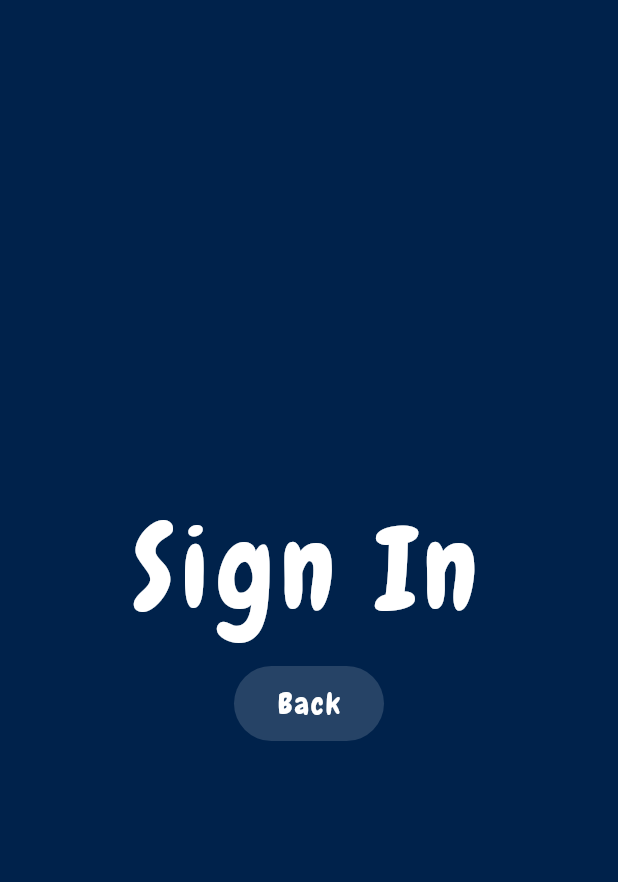
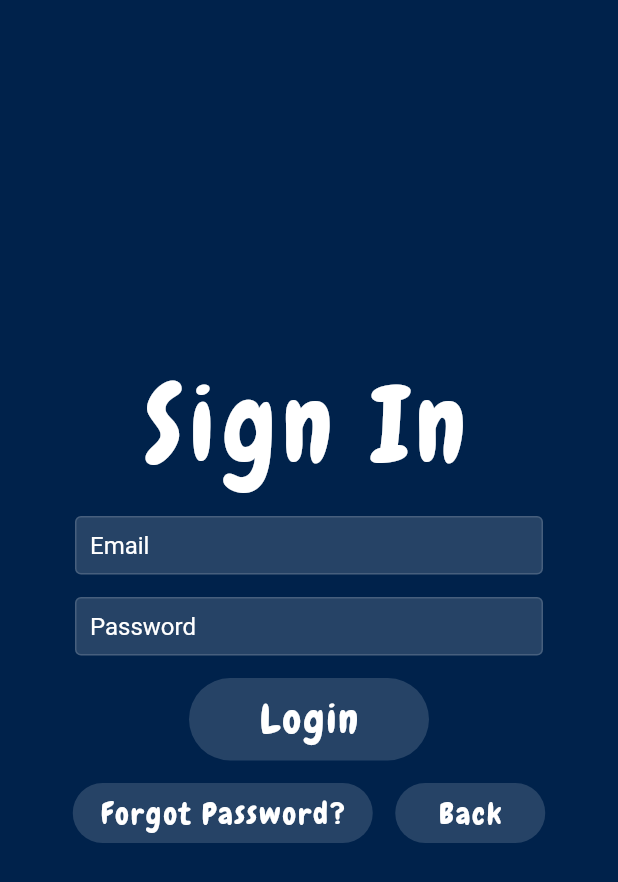
Before and after one commit to ruiqi7/study_wyth_me, a Flutter app: the screen it shows after launch, after a tap on "Welcome Back!", on a phone screen of 412 x 824 dp. Shown: the top 882 px of the screen. Run offline on Flutter 3.47's test engine with Material 2 defaults, Android fonts, the phone set to English and light mode, and no system bars; our stand-ins replace firebase_auth, firebase_core; accounts and stored records are empty.

Commit message:
Firebase Authentication

```diff
--- a/study_wyth_me/lib/main.dart
+++ b/study_wyth_me/lib/main.dart
@@ -1,11 +1,10 @@
 import 'package:flutter/material.dart';
 import 'package:firebase_core/firebase_core.dart';
+import 'package:provider/provider.dart';
+import 'package:study_wyth_me/models/custom_user.dart';
+import 'package:study_wyth_me/pages/authentication_wrapper.dart';
+import 'package:study_wyth_me/services/authentication.dart';
 import 'firebase_options.dart';
-import 'models/constants.dart';
-import 'models/custom_text_widgets.dart';
-import 'pages/sign_in_page.dart';
-import 'pages/sign_up_page.dart';
-import 'pages/about_page.dart';
 
 void main() async {
   WidgetsFlutterBinding.ensureInitialized();
@@ -21,88 +20,12 @@ class App extends StatelessWidget {
   // Root of App
   @override
   Widget build(BuildContext context) {
-    return const MaterialApp(
-      title: 'Flutter App',
-      home: HomePage(),
-    );
-  }
-}
-
-class HomePage extends StatelessWidget {
-  const HomePage({Key? key}) : super(key: key);
-
-  final double buttonWidth = 300;
-  final double buttonHeight = 80;
-  static ButtonStyle buttonStyle = TextButton.styleFrom(
-    padding: const EdgeInsets.all(16.0),
-    primary: Colors.white,
-    textStyle: const TextStyle(
-        fontSize: 33.0,
-        color: Colors.white,
-        letterSpacing: 1.5,
-        fontFamily: 'Chewy'
-    ),
-  );
-
-  @override
-  Widget build(BuildContext context) {
-    return Scaffold(
-      backgroundColor: darkBlueBackground,
-      body: Center(
-        child: Column(
-          mainAxisAlignment: MainAxisAlignment.center,
-          children: <Widget> [
-            const ChewyHeaderText(text: 'Study Wyth Me'),
-            const SizedBox(height: 45),
-            Container(
-              width: buttonWidth,
-              height: buttonHeight,
-              decoration: smallRadiusRoundedBox,
-              child: TextButton(
-                style: buttonStyle,
-                child: const Text('Welcome Back!'),
-                onPressed: () {
-                  Navigator.push(
-                    context,
-                    MaterialPageRoute(builder: (context) => const SignInPage()),
-                  );
-                },
-              ),
-            ),
-            gapBox,
-            Container(
-              width: buttonWidth,
-              height: buttonHeight,
-              decoration: smallRadiusRoundedBox,
-              child: TextButton(
-                style: buttonStyle,
-                child: const Text('I\'m new here!'),
-                onPressed: () {
-                  Navigator.push(
-                    context,
-                    MaterialPageRoute(builder: (context) => const SignUpPage()),
-                  );
-                },
-              ),
-            ),
-            gapBox,
-            Container(
-              width: buttonWidth,
-              height: buttonHeight,
-              decoration: smallRadiusRoundedBox,
-              child: TextButton(
-                style: buttonStyle,
-                child: const Text('About'),
-                onPressed: () {
-                  Navigator.push(
-                    context,
-                    MaterialPageRoute(builder: (context) => const AboutPage()),
-                  );
-                },
-              ),
-            ),
-          ],
-        )
+    return StreamProvider<CustomUser?>.value(
+      value: Authentication().usersStream,
+      initialData: null,
+      child: const MaterialApp(
+        title: 'Flutter App',
+        home: AuthenticationWrapper(),
       ),
     );
   }
--- a/study_wyth_me/lib/models/constants.dart
+++ b/study_wyth_me/lib/models/constants.dart
@@ -1,27 +1,28 @@
 import 'package:flutter/material.dart';
 
 const darkBlueBackground = Color.fromRGBO(0, 34, 75, 1.0);
+const translucent = Color.fromRGBO(255, 255, 255, 0.15);
 
 const SizedBox gapBox = SizedBox(height: 15);
 
 const BoxDecoration smallRadiusRoundedBox = BoxDecoration(
   borderRadius: BorderRadius.all(Radius.circular(10)),
-  color: Color.fromRGBO(255, 255, 255, 0.15),
+  color: translucent,
 );
 
 const BoxDecoration largeRadiusRoundedBox = BoxDecoration(
   borderRadius: BorderRadius.all(Radius.circular(30)),
-  color: Color.fromRGBO(255, 255, 255, 0.15),
+  color: translucent,
 );
 
 backButton(context) => Container(
   width: 100,
-  height: 50,
+  height: 40,
   decoration: largeRadiusRoundedBox,
   child: TextButton(
     child: const Text('Back'),
     style: TextButton.styleFrom(
-      padding: const EdgeInsets.all(10.0),
+      padding: const EdgeInsets.all(5.0),
       primary: Colors.white,
       textStyle: const TextStyle(
           fontSize: 20.0,
@@ -35,3 +36,22 @@ backButton(context) => Container(
     },
   ),
 );
+
+const InputDecoration formFieldDeco = InputDecoration(
+  fillColor: translucent,
+  filled: true,
+  hintStyle: TextStyle(color: Colors.white),
+  enabledBorder: OutlineInputBorder(
+    borderSide: BorderSide(
+      color: translucent,
+    ),
+  ),
+  focusedBorder: OutlineInputBorder(
+    borderSide: BorderSide(
+      color: Colors.white,
+      width: 2.0,
+    ),
+  ),
+  isDense: true,
+  contentPadding: EdgeInsets.all(10.0),
+);
--- a/study_wyth_me/lib/models/custom_text_widgets.dart
+++ b/study_wyth_me/lib/models/custom_text_widgets.dart
@@ -12,15 +12,18 @@ class ChewyHeaderText extends StatelessWidget {
 
   @override
   Widget build(BuildContext context) {
-    return Text(
+    return Padding(
+      padding: const EdgeInsets.symmetric(horizontal: 40.0),
+      child: Text(
         text,
         textAlign: TextAlign.center,
         style: const TextStyle(
-        fontSize: 76.0,
+          fontSize: 70.0,
           letterSpacing: 5.0,
           color: Colors.white,
           fontFamily: 'Chewy'
         ),
+      ),
     );
   }
 }
--- /dev/null
+++ b/study_wyth_me/lib/models/custom_user.dart
@@ -0,0 +1,5 @@
+class CustomUser {
+  final String uid;
+
+  CustomUser({ required this.uid });
+}
--- a/study_wyth_me/lib/pages/about_page.dart
+++ b/study_wyth_me/lib/pages/about.dart
@@ -2,8 +2,8 @@ import 'package:flutter/material.dart';
 import 'package:study_wyth_me/models/constants.dart';
 import 'package:study_wyth_me/models/custom_text_widgets.dart';
 
-class AboutPage extends StatelessWidget {
-  const AboutPage({Key? key}) : super(key: key);
+class About extends StatelessWidget {
+  const About({Key? key}) : super(key: key);
 
   @override
   Widget build(BuildContext context) {
--- /dev/null
+++ b/study_wyth_me/lib/pages/authentication_wrapper.dart
@@ -0,0 +1,21 @@
+import 'package:flutter/material.dart';
+import 'package:provider/provider.dart';
+import 'package:study_wyth_me/models/custom_user.dart';
+import 'package:study_wyth_me/pages/home.dart';
+import 'package:study_wyth_me/pages/main_menu.dart';
+
+// direct to the MainMenu() or Home() depending on whether user is signed in
+class AuthenticationWrapper extends StatelessWidget {
+  const AuthenticationWrapper({Key? key}) : super(key: key);
+
+  @override
+  Widget build(BuildContext context) {
+    final CustomUser? customUser = Provider.of<CustomUser?>(context);
+
+    if (customUser == null) { // user is signed out
+      return const MainMenu();
+    } else {
+      return const Home(); // change to Home() later
+    }
+  }
+}
--- /dev/null
+++ b/study_wyth_me/lib/pages/main_menu.dart
@@ -0,0 +1,86 @@
+import 'package:flutter/material.dart';
+import 'package:study_wyth_me/models/constants.dart';
+import 'package:study_wyth_me/models/custom_text_widgets.dart';
+import 'package:study_wyth_me/pages/about.dart';
+import 'package:study_wyth_me/pages/sign_in.dart';
+import 'package:study_wyth_me/pages/sign_up.dart';
+
+class MainMenu extends StatelessWidget {
+  const MainMenu({Key? key}) : super(key: key);
+
+  final double buttonWidth = 300;
+  final double buttonHeight = 80;
+  static ButtonStyle buttonStyle = TextButton.styleFrom(
+    padding: const EdgeInsets.all(16.0),
+    primary: Colors.white,
+    textStyle: const TextStyle(
+      fontSize: 33.0,
+      color: Colors.white,
+      letterSpacing: 1.5,
+      fontFamily: 'Chewy'
+    ),
+  );
+
+  @override
+  Widget build(BuildContext context) {
+    return Scaffold(
+      backgroundColor: darkBlueBackground,
+      body: Center(
+        child: Column(
+          mainAxisAlignment: MainAxisAlignment.center,
+          children: <Widget> [
+            const ChewyHeaderText(text: 'Study Wyth Me'),
+            const SizedBox(height: 45),
+            Container(
+              width: buttonWidth,
+              height: buttonHeight,
+              decoration: smallRadiusRoundedBox,
+              child: TextButton(
+                style: buttonStyle,
+                child: const Text('Welcome Back!'),
+                onPressed: () {
+                  Navigator.push(
+                    context,
+                    MaterialPageRoute(builder: (context) => const SignIn()),
+                  );
+                },
+              ),
+            ),
+            gapBox,
+            Container(
+              width: buttonWidth,
+              height: buttonHeight,
+              decoration: smallRadiusRoundedBox,
+              child: TextButton(
+                style: buttonStyle,
+                child: const Text('I\'m new here!'),
+                onPressed: () {
+                  Navigator.push(
+                    context,
+                    MaterialPageRoute(builder: (context) => const SignUp()),
+                  );
+                },
+              ),
+            ),
+            gapBox,
+            Container(
+              width: buttonWidth,
+              height: buttonHeight,
+              decoration: smallRadiusRoundedBox,
+              child: TextButton(
+                style: buttonStyle,
+                child: const Text('About'),
+                onPressed: () {
+                  Navigator.push(
+                    context,
+                    MaterialPageRoute(builder: (context) => const About()),
+                  );
+                },
+              ),
+            ),
+          ],
+        )
+      ),
+    );
+  }
+}
--- /dev/null
+++ b/study_wyth_me/lib/pages/sign_in.dart
@@ -0,0 +1,135 @@
+import 'package:flutter/material.dart';
+import 'package:study_wyth_me/models/constants.dart';
+import 'package:study_wyth_me/models/custom_text_widgets.dart';
+import 'package:study_wyth_me/models/custom_user.dart';
+import 'package:study_wyth_me/services/authentication.dart';
+
+class SignIn extends StatefulWidget {
+  const SignIn({Key? key}) : super(key: key);
+
+  @override
+  State<SignIn> createState() => _SignInState();
+}
+
+class _SignInState extends State<SignIn> {
+
+  final Authentication _authenticate = Authentication();
+  final GlobalKey<FormState> _formKey = GlobalKey<FormState>();
+
+  // values of the form fields
+  String email = '';
+  String password = '';
+
+  // invalid sign in error message
+  String error = '';
+
+  @override
+  Widget build(BuildContext context) {
+    return Scaffold(
+      backgroundColor: darkBlueBackground,
+      body: SafeArea(
+        child: Center(
+          child: Column(
+            mainAxisAlignment: MainAxisAlignment.center,
+            children: <Widget> [
+              const ChewyHeaderText(text: 'Sign In'),
+              gapBox,
+              Form(
+                key: _formKey,
+                child: Container(
+                  padding: const EdgeInsets.symmetric(horizontal: 50.0),
+                  child: Column(
+                    children: <Widget>[
+                      TextFormField( // email
+                        decoration: formFieldDeco.copyWith(hintText: 'Email'),
+                        validator: (value) => value!.isEmpty ? 'Enter your email' : null,
+                        onChanged: (value) {
+                          setState(() => email = value);
+                        },
+                      ),
+                      gapBox,
+                      TextFormField( // password
+                        decoration: formFieldDeco.copyWith(hintText: 'Password'),
+                        obscureText: true,
+                        validator: (value) => value!.isEmpty ? 'Enter your password' : null,
+                        onChanged: (value) {
+                          setState(() => password = value);
+                        },
+                      )
+                    ],
+                  ),
+                ),
+              ),
+              gapBox,
+              Container(
+                width: 160,
+                height: 55,
+                decoration: largeRadiusRoundedBox,
+                child: TextButton(
+                  style: TextButton.styleFrom(
+                    padding: const EdgeInsets.all(5.0),
+                    primary: Colors.white,
+                    textStyle: const TextStyle(
+                      fontSize: 27.5,
+                      color: Colors.white,
+                      letterSpacing: 1.5,
+                      fontFamily: 'Chewy'
+                    ),
+                  ),
+                  child: const Text('Login'),
+                  onPressed: () async {
+                    if (_formKey.currentState!.validate()) {
+                      CustomUser? result = await _authenticate.customSignIn(email, password);
+                      if (result == null) {
+                        setState(() => error = 'Invalid email and / or password.');
+                      } else {
+                        Navigator.pop(context);
+                      }
+                    }
+                  },
+                ),
+              ),
+              gapBox,
+              Row(
+                mainAxisAlignment: MainAxisAlignment.center,
+                children: <Widget> [
+                  Container(
+                    width: 200,
+                    height: 40,
+                    decoration: largeRadiusRoundedBox,
+                    child: TextButton(
+                      child: const Text('Forgot Password?'),
+                      style: TextButton.styleFrom(
+                        padding: const EdgeInsets.all(5.0),
+                        primary: Colors.white,
+                        textStyle: const TextStyle(
+                          fontSize: 20.0,
+                          color: Colors.white,
+                          letterSpacing: 1.5,
+                          fontFamily: 'Chewy'
+                      ),
+                      ),
+                      onPressed: () {
+                        // navigate to forgot password page
+                      },
+                    ),
+                  ),
+                  const SizedBox(width: 15.0),
+                  backButton(context)
+                ],
+              ),
+              const SizedBox(height: 10.0),
+              Text(
+                error,
+                style: const TextStyle(
+                  color: Colors.red,
+                  fontSize: 12.0,
+                ),
+              )
+            ],
+          ),
+        ),
+      ),
+    );
+  }
+}
--- a/study_wyth_me/lib/pages/sign_in_page.dart
+++ /dev/null
@@ -1,25 +0,0 @@
-import 'package:flutter/material.dart';
-import 'package:study_wyth_me/models/constants.dart';
-import 'package:study_wyth_me/models/custom_text_widgets.dart';
-
-// feel free to convert it to a Stateful Widget when necessary
-class SignInPage extends StatelessWidget {
-  const SignInPage({Key? key}) : super(key: key);
-
-  @override
-  Widget build(BuildContext context) {
-    return Scaffold(
-      backgroundColor: darkBlueBackground,
-      body: Center(
-        child: Column (
-          mainAxisAlignment: MainAxisAlignment.center,
-          children: <Widget> [
-            const ChewyHeaderText(text: 'Sign In'),
-            gapBox,
-            backButton(context)
-          ]
-        )
-      ),
-    );
-  }
-}
--- /dev/null
+++ b/study_wyth_me/lib/services/authentication.dart
@@ -0,0 +1,46 @@
+import 'package:firebase_auth/firebase_auth.dart';
+import 'package:study_wyth_me/models/custom_user.dart';
+
+class Authentication {
+
+  final FirebaseAuth _authenticate = FirebaseAuth.instance;
+
+  // create CustomUser based on Firebase's User
+  CustomUser? _getCustomUser(User? user) {
+    return user != null ? CustomUser(uid: user.uid) : null;
+  }
+
+  // stream of users whenever there is a change in authentication
+  Stream<CustomUser?> get usersStream {
+    return _authenticate.authStateChanges().map(_getCustomUser);
+  }
+
+  // sign up
+  Future customSignUp(String email, String username, String password) async {
+    try {
+      UserCredential result = await _authenticate.createUserWithEmailAndPassword(email: email, password: password);
+      return _getCustomUser(result.user);
+    } catch (exception) {
+      return null;
+    }
+  }
+
+  // sign in
+  Future customSignIn(String email, String password) async {
+    try {
+      UserCredential result = await _authenticate.signInWithEmailAndPassword(email: email, password: password);
+      return _getCustomUser(result.user);
+    } catch (exception) {
+      return null;
+    }
+  }
+
+  // sign out
+  Future customSignOut() async {
+    try {
+      return await _authenticate.signOut();
+    } catch (exception) {
+      return null;
+    }
+  }
+}
--- a/study_wyth_me/pubspec.yaml
+++ b/study_wyth_me/pubspec.yaml
@@ -38,6 +38,7 @@ dependencies:
   firebase_auth: ^3.3.18
   cloud_firestore: ^3.1.15
   firebase_storage: ^10.2.16
+  provider: ^6.0.2
 
 dev_dependencies:
   flutter_test:
```
Also changed, not shown: study_wyth_me/lib/pages/home.dart (added, +30 -0 lines), study_wyth_me/lib/pages/sign_up.dart (added, +125 -0 lines), study_wyth_me/lib/pages/sign_up_page.dart (deleted, +0 -25 lines). Lines whose indentation alone changed are shown as unchanged.
